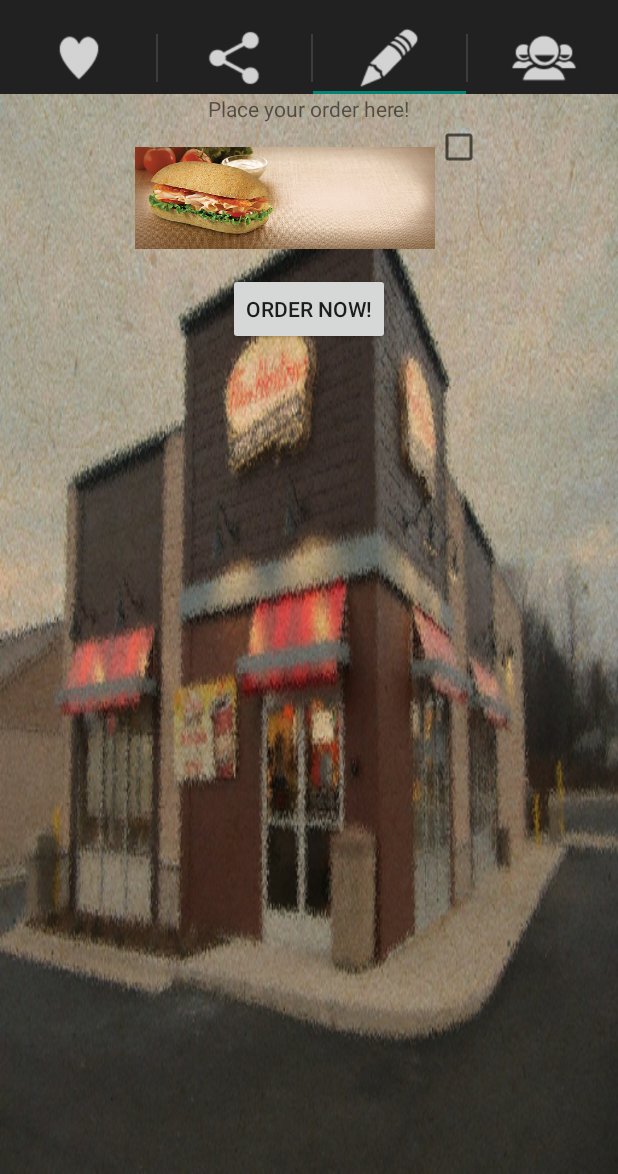
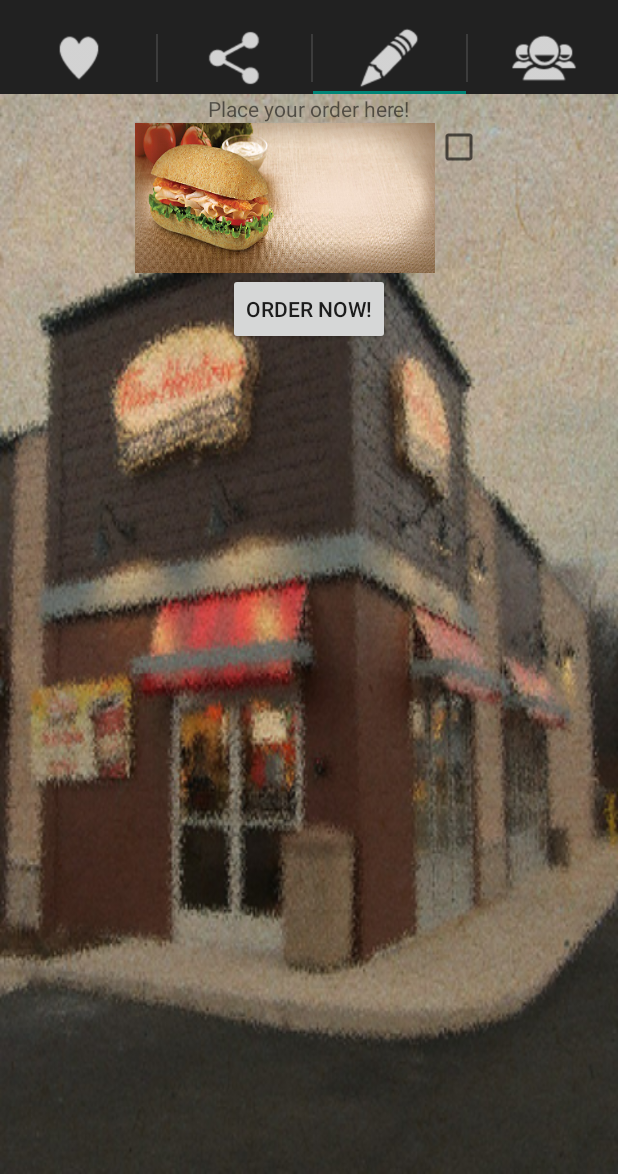
Before and after one commit to jinling86/MyRestaurant, an Android app: the screen it shows after launch (MainActivity), tab 3 chosen, on a phone screen of 412 x 824 dp, the part 62-1236 px from its top. Run offline under Robolectric (Android 15) with nearby library versions, the phone set to English and light mode, and no system bars.

Commit message:
Abstracted the bitmap supported class; Added dynamic background; Modified the ULRs of the software

```diff
--- /dev/null
+++ b/app/src/main/java/ca/uottawa/ljin027/myrestaurant/BitmapFragment.java
@@ -0,0 +1,74 @@
+package ca.uottawa.ljin027.myrestaurant;
+
+import android.graphics.Bitmap;
+import android.graphics.BitmapFactory;
+import android.graphics.drawable.BitmapDrawable;
+import android.util.Log;
+import android.view.View;
+import android.widget.ImageView;
+import android.widget.TabWidget;
+
+import java.util.Set;
+import java.util.TreeMap;
+
+/**
+ * Created by Ling on 14/02/2015.
+ */
+public class BitmapFragment  extends android.support.v4.app.Fragment {
+    protected String TAG = null;
+    private TreeMap<Integer, Integer> resourceMap = new TreeMap<Integer, Integer>();
+
+    // Interface for adding bitmap resources
+    public void addBitmap(int viewID, int bitmapID) {
+        resourceMap.put(viewID, bitmapID);
+    }
+
+    @Override
+    // When the fragment resumes, reload the bitmap into memory
+    public void onResume() {
+        resetImages();
+        super.onResume();
+        Log.i(TAG, "!!!!!! Resumed");
+    }
+
+    @Override
+    // When the fragment pauses, release the bitmap resources
+    public void onPause() {
+        recycleImages();
+        super.onPause();
+        Log.i(TAG, "!!!!!! Paused");
+    }
+
+    // Release all the bitmap resources
+    private void resetImages() {
+        Set<Integer> viewIDs = resourceMap.keySet();
+        for(int viewID: viewIDs) {
+            final ImageView imageView = (ImageView) getActivity().findViewById(viewID);
+            BitmapDrawable background = (BitmapDrawable) imageView.getDrawable();
+            if(background == null) {
+                int resourceID = resourceMap.get(viewID);
+                Bitmap bmp = BitmapFactory.decodeStream(getResources().openRawResource(+ resourceID));
+                imageView.setBackground(new BitmapDrawable(getResources(), bmp));
+            }
+        }
+    }
+
+    // Reload all the bitmap into memory
+    // Please refer to:
+    // http://stackoverflow.com/questions/6447535/jpg-as-background-in-activity-produces-memory-leak
+    // http://android-developers.blogspot.co.uk/2009/01/avoiding-memory-leaks.html
+    private void recycleImages() {
+        Set<Integer> viewIDs = resourceMap.keySet();
+        for(int viewID: viewIDs) {
+            ImageView imageView = (ImageView) getActivity().findViewById(viewID);
+            if (imageView != null) {
+                final BitmapDrawable background = (BitmapDrawable) imageView.getDrawable();
+                if (background != null) {
+                    background.getBitmap().recycle();
+                    imageView.setImageDrawable(null);
+                    System.gc();
+                }
+            }
+        }
+    }
+}
--- a/app/src/main/java/ca/uottawa/ljin027/myrestaurant/ContactFragment.java
+++ b/app/src/main/java/ca/uottawa/ljin027/myrestaurant/ContactFragment.java
@@ -14,62 +14,39 @@ import android.widget.Button;
 import android.widget.ImageButton;
 import android.widget.ImageView;
 
+import java.util.Set;
+import java.util.TreeMap;
+
 /**
  * Created by Ling on 10/02/2015.
  */
-public class ContactFragment extends android.support.v4.app.Fragment {
-    private static final String TAG = "--> ContactFragment";
+public class ContactFragment extends BitmapFragment {
+
+    public ContactFragment() {
+        super();
+        TAG = "--> ContactFragment";
+    }
 
     @Override
     public View onCreateView(LayoutInflater inflater, ViewGroup container,  Bundle savedInstanceState) {
+        // Create view
         View view = inflater.inflate(R.layout.fragment_contact, container, false);
+
+        // Implement button click listener
         ImageButton contactLingButton = (ImageButton) view.findViewById(R.id.imageButton_contact_ling);
         contactLingButton.setOnClickListener(new Button.OnClickListener() {
             public void onClick(View view) {
                         Log.i(TAG, "!!!!!! Contact Ling Clicked");
-                        Uri uri = Uri.parse("http://www.google.com");
+                        Uri uri = Uri.parse(getString(R.string.ling_url));
                         Intent intent = new Intent(Intent.ACTION_VIEW, uri);
                         startActivity(intent);
                 }
             });
         Log.i(TAG, "!!!!!! ViewCreated");
+
+        // Add resource to bitmap manager
+        addBitmap(R.id.imageView_contact_ling, R.drawable.head_ling);
+
         return view;
     }
-
-    @Override
-    public void onResume() {
-        resetImages();
-        super.onResume();
-        Log.i(TAG, "!!!!!! Resumed");
-    }
-
-    @Override
-    public void onPause() {
-        recycleImages();
-        super.onPause();
-        Log.i(TAG, "!!!!!! Paused");
-    }
-
-    private void resetImages() {
-        final ImageView imageLing = (ImageView) getActivity().findViewById(R.id.imageView_contact_ling);
-        BitmapDrawable background = (BitmapDrawable) imageLing.getDrawable();
-        if(background == null) {
-            Bitmap bmp = BitmapFactory.decodeStream(getResources().openRawResource(+R.drawable.head_ling_umbrella));
-            imageLing.setImageDrawable(new BitmapDrawable(getResources(), bmp));
-        }
-    }
-
-    // http://stackoverflow.com/questions/6447535/jpg-as-background-in-activity-produces-memory-leak
-    // http://android-developers.blogspot.co.uk/2009/01/avoiding-memory-leaks.html
-    private void recycleImages() {
-        final ImageView imageLing = (ImageView) getActivity().findViewById(R.id.imageView_contact_ling);
-        if (imageLing != null) {
-            final BitmapDrawable background = (BitmapDrawable) imageLing.getDrawable();
-            if (background != null) {
-                background.getBitmap().recycle();
-                imageLing.setImageDrawable(null);
-                System.gc();
-            }
-        }
-    }
 }
--- a/app/src/main/java/ca/uottawa/ljin027/myrestaurant/LoginFragment.java
+++ b/app/src/main/java/ca/uottawa/ljin027/myrestaurant/LoginFragment.java
@@ -21,14 +21,20 @@ import java.util.TreeMap;
 /**
  * Created by Ling on 11/02/2015.
  */
-public class LoginFragment extends android.support.v4.app.Fragment {
+public class LoginFragment extends BitmapFragment {
 
-    private static final String TAG = "--> LoginFragment";
+    // Constructor, initialize super class and TAG
+    public LoginFragment() {
+        super();
+        TAG = "--> LoginFragment";
+    }
 
     @Override
     public View onCreateView(LayoutInflater inflater, ViewGroup container,  Bundle savedInstanceState) {
+        // Create view
         View view = inflater.inflate(R.layout.fragment_login, container, false);
 
+        // Add button click listener
         final TreeMap<String, String> currentUsers = new TreeMap<String, String>();
 
         final TextView loginGreetings = (TextView) view.findViewById(R.id.textView_login_greeting);
@@ -56,7 +62,7 @@ public class LoginFragment extends android.support.v4.app.Fragment {
                         Toast.makeText(getActivity(), "Password Error!", Toast.LENGTH_SHORT).show();
                     } else {
                         // Username and password is alright
-                        loginGreetings.setText(getString(R.string.greet_to) + username + " !");
+                        loginGreetings.setText(getString(R.string.greet_to) + " " + username + " !");
                         loginUsername.setText("");
                         loginPassword.setText("");
                         MainActivity.data.newUser(username);
@@ -66,7 +72,7 @@ public class LoginFragment extends android.support.v4.app.Fragment {
                     if (password.length() != 0) {
                         // New user signs up
                         currentUsers.put(username, password);
-                        loginGreetings.setText(getString(R.string.greet_to) + username + " !");
+                        loginGreetings.setText(getString(R.string.greet_to) + " " + username + " !");
                         loginUsername.setText("");
                         loginPassword.setText("");
                         MainActivity.data.newUser(username);
@@ -93,81 +99,34 @@ public class LoginFragment extends android.support.v4.app.Fragment {
             }
         });
 
+        // When the facebook icon is clicked, browse the facebook.com
         ImageButton facebookButton = (ImageButton) view.findViewById(R.id.imageButton_login_facebook);
         facebookButton.setOnClickListener(new Button.OnClickListener() {
             @Override
             public void onClick(View view) {
             Log.i(TAG, "!!!!!! Fackbook Clicked");
-            Uri uri = Uri.parse("http://www.facebook.com");
+            Uri uri = Uri.parse(getString(R.string.facebook_url));
             Intent intent = new Intent(Intent.ACTION_VIEW, uri);
             startActivity(intent);
             }
         });
 
+        // When the twitter icon is clicked, browse the twitter.com
         ImageButton twitterButton = (ImageButton) view.findViewById(R.id.imageButton_login_twitter);
         twitterButton.setOnClickListener(new Button.OnClickListener() {
             @Override
             public void onClick(View view) {
             Log.i(TAG, "!!!!!! Twitter Clicked");
-            Uri uri = Uri.parse("http://www.twitter.com");
+            Uri uri = Uri.parse(getString(R.string.twitter_url));
             Intent intent = new Intent(Intent.ACTION_VIEW, uri);
             startActivity(intent);
             }
         });
 
+        // Add resource to bitmap manager
+        addBitmap(R.id.imageButton_login_facebook, R.drawable.ic_facebook);
+        addBitmap(R.id.imageButton_login_twitter, R.drawable.ic_twitter);
+
         return view;
     }
-
-    @Override
-    public void onResume() {
-        resetImages();
-        super.onResume();
-        Log.i(TAG, "!!!!!! Resumed");
-    }
-
-    @Override
-    public void onPause() {
-        recycleImages();
-        super.onPause();
-        Log.i(TAG, "!!!!!! Paused");
-    }
-
-    private void resetImages() {
-        ImageButton image = (ImageButton) getActivity().findViewById(R.id.imageButton_login_facebook);
-        BitmapDrawable background = (BitmapDrawable) image.getDrawable();
-        if(background == null) {
-            Bitmap bmp = BitmapFactory.decodeStream(getResources().openRawResource(+R.drawable.ic_facebook));
-            image.setBackground(new BitmapDrawable(getResources(), bmp));
-        }
-
-        image = (ImageButton) getActivity().findViewById(R.id.imageButton_login_twitter);
-        background = (BitmapDrawable) image.getDrawable();
-        if(background == null) {
-            Bitmap bmp = BitmapFactory.decodeStream(getResources().openRawResource(+R.drawable.ic_twitter));
-            image.setBackground(new BitmapDrawable(getResources(), bmp));
-        }
-    }
-
-    // http://stackoverflow.com/questions/6447535/jpg-as-background-in-activity-produces-memory-leak
-    // http://android-developers.blogspot.co.uk/2009/01/avoiding-memory-leaks.html
-    private void recycleImages() {
-        ImageButton image = (ImageButton) getActivity().findViewById(R.id.imageButton_login_facebook);
-        if (image != null) {
-            final BitmapDrawable background = (BitmapDrawable) image.getDrawable();
-            if (background != null) {
-                background.getBitmap().recycle();
-                image.setImageDrawable(null);
-                System.gc();
-            }
-        }
-        image = (ImageButton) getActivity().findViewById(R.id.imageButton_login_twitter);
-        if (image != null) {
-            final BitmapDrawable background = (BitmapDrawable) image.getDrawable();
-            if (background != null) {
-                background.getBitmap().recycle();
-                image.setImageDrawable(null);
-                System.gc();
-            }
-        }
-    }
 }
--- a/app/src/main/java/ca/uottawa/ljin027/myrestaurant/MainActivity.java
+++ b/app/src/main/java/ca/uottawa/ljin027/myrestaurant/MainActivity.java
@@ -1,6 +1,9 @@
 package ca.uottawa.ljin027.myrestaurant;
 
 import android.content.Context;
+import android.graphics.Rect;
+import android.graphics.drawable.Drawable;
+import android.graphics.drawable.LayerDrawable;
 import android.os.Bundle;
 import android.support.v4.view.ViewPager;
 import android.support.v7.app.ActionBarActivity;
@@ -27,6 +30,16 @@ public class MainActivity extends ActionBarActivity {
     TabsAdapter tabsAdapter;
     ViewPager viewPager;
 
+    final private int opaque = 255;
+    final private int semi_opaque = 100;
+
+    static public MainDatabase data = new MainDatabase();
+
+    public static int WELCOME_FRAGMENT = 0;
+    public static int LOGIN_FRAGMENT = 1;
+    public static int ORDER_FRAGMENT = 2;
+    public static int CONTACT_FRAGMENT = 3;
+
     @Override
     protected void onCreate(Bundle savedInstanceState) {
         super.onCreate(savedInstanceState);
@@ -46,15 +59,24 @@ public class MainActivity extends ActionBarActivity {
         tabsAdapter.addTab(actionBar.newTab().setIcon(R.drawable.ic_contact),ContactFragment.class, null);
 
         // http://stackoverflow.com/questions/25867376/animation-in-viewpager-tab-change-fadein-fadeout-as-like-linkedin-introduction
+        final LayerDrawable background = (LayerDrawable) viewPager.getBackground();
+        background.getDrawable(WELCOME_FRAGMENT).setAlpha(opaque);
+        background.getDrawable(LOGIN_FRAGMENT).setAlpha(0);
+        background.getDrawable(ORDER_FRAGMENT).setAlpha(0);
+        background.getDrawable(CONTACT_FRAGMENT).setAlpha(0);
         viewPager.setPageTransformer(true, new ViewPager.PageTransformer() {
             @Override
             public void transformPage(View view, float position) {
-                /*
-                Integer index = (Integer) view.getTag();
-                if(index != null) {
-                    Log.i(TAG, "!!!!!! Position changed : " + position + " index : " + index);
+                int index = (Integer) view.getTag();
+                Drawable currentDrawable = background.getDrawable(index);
+
+                if(position <= -1 || position >= 1) {
+                    currentDrawable.setAlpha(0);
+                } else if(position == 0) {
+                    currentDrawable.setAlpha(opaque);
+                } else {
+                    currentDrawable.setAlpha((int)(opaque - Math.abs(position*semi_opaque)));
                 }
-                */
             }
         });
 
@@ -83,6 +105,15 @@ public class MainActivity extends ActionBarActivity {
             return true;
         }
         return super.onOptionsItemSelected(item);
+    }
+
+    // Switch among fragments, hope it work well
+    public void gotoFragment(int fragmentIndex) {
+        if(fragmentIndex == WELCOME_FRAGMENT
+            || fragmentIndex == LOGIN_FRAGMENT
+            || fragmentIndex == ORDER_FRAGMENT
+            || fragmentIndex == CONTACT_FRAGMENT)
+            tabsAdapter.onPageSelected(fragmentIndex);
     }
 
     // http://developer.android.com/reference/android/support/v4/view/ViewPager.html
@@ -166,23 +197,21 @@ public class MainActivity extends ActionBarActivity {
 
         @Override
         public boolean isViewFromObject(View view, Object object) {
-
             if(object instanceof WelcomeFragment) {
-                view.setTag(0);
+                view.setTag(WELCOME_FRAGMENT);
+            }
+            if(object instanceof LoginFragment) {
+                view.setTag(LOGIN_FRAGMENT);
             }
             if(object instanceof OrderFragment) {
-                view.setTag(1);
-            }
-            if(object instanceof LoginFragment) {
-                view.setTag(2);
+                view.setTag(ORDER_FRAGMENT);
             }
             if(object instanceof ContactFragment) {
-                view.setTag(3);
+                view.setTag(CONTACT_FRAGMENT);
             }
 
             return super.isViewFromObject(view, object);
         }
     }
 
-    static public MainDatabase data = new MainDatabase ();
 }
--- a/app/src/main/java/ca/uottawa/ljin027/myrestaurant/WelcomeFragment.java
+++ b/app/src/main/java/ca/uottawa/ljin027/myrestaurant/WelcomeFragment.java
@@ -14,10 +14,15 @@ import android.widget.TextView;
 /**
  * Created by Ling on 10/02/2015.
  */
-public class WelcomeFragment extends android.support.v4.app.Fragment {
+public class WelcomeFragment extends BitmapFragment {
 
-    private static final String TAG = "--> WelcomeFragment";
     TextView orderStatistics;
+
+    // Constructor, initialize super class and TAG
+    public WelcomeFragment() {
+        super();
+        TAG = "--> WelcomeFragment";
+    }
 
     @Override
         public View onCreateView(LayoutInflater inflater, ViewGroup container,  Bundle savedInstanceState) {
@@ -28,25 +33,10 @@ public class WelcomeFragment extends android.support.v4.app.Fragment {
     }
 
     @Override
-    public void onPause() {
-        recycleImages();
-        super.onPause();
-        Log.i(TAG, "!!!!!! Paused");
-    }
-
-    @Override
     public void onResume() {
         orderStatistics.setText("We sold " + MainActivity.data.getOrderStatistics() + " orders today!");
-        resetImages();
         super.onResume();
         Log.i(TAG, "!!!!!! Resumed and Updated");
     }
 
-    private void resetImages() {
-    }
-
-    // http://stackoverflow.com/questions/6447535/jpg-as-background-in-activity-produces-memory-leak
-    // http://android-developers.blogspot.co.uk/2009/01/avoiding-memory-leaks.html
-    private void recycleImages() {
-    }
 }
--- /dev/null
+++ b/app/src/main/res/drawable/background_layers.xml
@@ -0,0 +1,27 @@
+<?xml version="1.0" encoding="utf-8"?>
+<layer-list xmlns:android="http://schemas.android.com/apk/res/android" >
+    <item>
+        <bitmap
+            android:id="@+id/background_1"
+            android:gravity="fill"
+            android:src="@drawable/background_1" />
+    </item>
+    <item>
+        <bitmap
+            android:id="@+id/background_2"
+            android:gravity="fill"
+            android:src="@drawable/background_2" />
+    </item>
+    <item>
+        <bitmap
+            android:id="@+id/background_3"
+            android:gravity="fill"
+            android:src="@drawable/background_3" />
+    </item>
+    <item>
+        <bitmap
+            android:id="@+id/background_4"
+            android:gravity="fill"
+            android:src="@drawable/background_4" />
+    </item>
+</layer-list>
--- a/app/src/main/res/layout/activity_main.xml
+++ b/app/src/main/res/layout/activity_main.xml
@@ -6,4 +6,4 @@
     android:layout_width="match_parent"
     android:layout_height="match_parent"
     tools:context=".MainActivity"
-    android:background="@drawable/welcome_background" />
+    android:background="@drawable/background_layers" />
--- a/app/src/main/res/values/strings.xml
+++ b/app/src/main/res/values/strings.xml
@@ -14,5 +14,8 @@
     <string name="sign_in_slogan">Sign in/up to taste our delicious food</string>
     <string name="sign_in">Click to Sign up(in)</string>
     <string name="contact_ling">Ling (Chef)\n\nXinDongFang Chef School\nMayor in French Cuisine\n\nClick to See Detail</string>
+    <string name="facebook_url">http://www.facebook.com</string>
+    <string name="twitter_url">http://www.twitter.com</string>
+    <string name="ling_url">http://ca.linkedin.com/pub/ling-jin/96/40b/404</string>
 
 </resources>
```
Also changed, not shown: app/src/main/java/ca/uottawa/ljin027/myrestaurant/OrderFragment.java (+31 -51 lines), app/src/main/res/drawable/background_1.png (added), app/src/main/res/drawable/background_2.png (added), app/src/main/res/drawable/background_3.png (added), app/src/main/res/drawable/background_4.png (added), app/src/main/res/drawable/head_ling.png (added), app/src/main/res/drawable/head_ling_umbrella.png (deleted), app/src/main/res/drawable/welcome_background.png (deleted).
